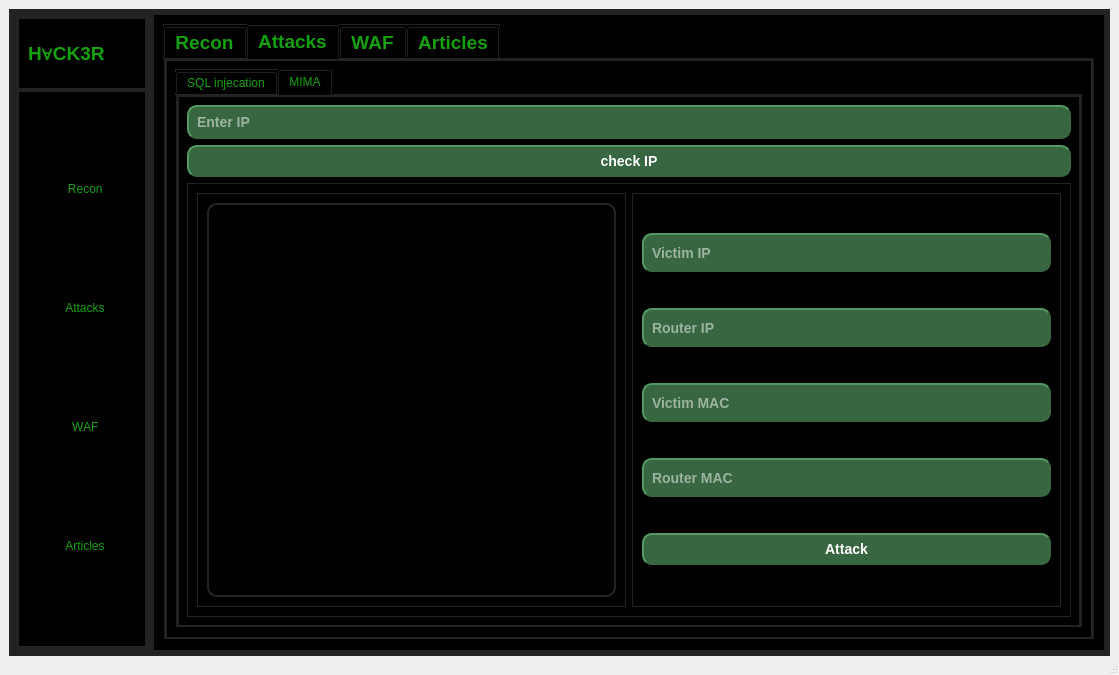
This is GUI/app.ui in Graduti0n-Pr0ject/pen-testing-Program as Qt 5 draws it before an edit. The edited form follows.
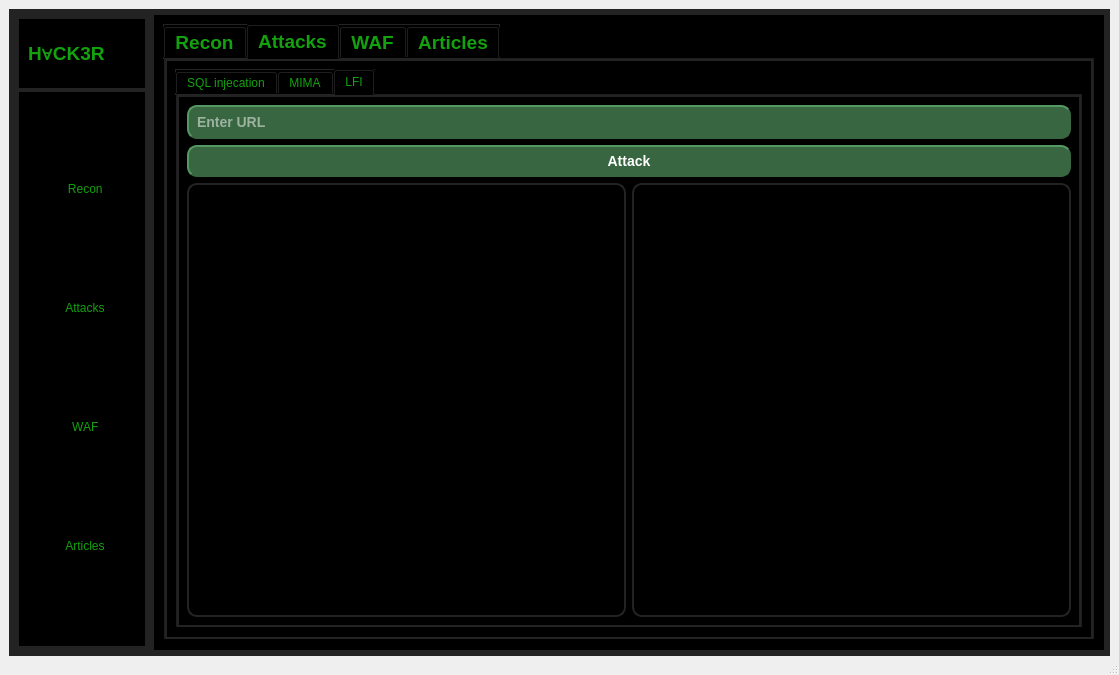
This is the edited form. Icons and pictures are not drawn.

Commit message: finish tool 3 in Attacks

```diff
--- a/GUI/app.ui
+++ b/GUI/app.ui
@@ -980,7 +980,7 @@
               <item row="0" column="0">
                <widget class="QTabWidget" name="tabWidget">
                 <property name="currentIndex">
-                 <number>1</number>
+                 <number>2</number>
                 </property>
                 <property name="iconSize">
                  <size>
@@ -1487,6 +1487,83 @@
                   </item>
                  </layout>
                 </widget>
+                <widget class="QWidget" name="tab_4">
+                 <attribute name="title">
+                  <string>LFI</string>
+                 </attribute>
+                 <layout class="QGridLayout" name="gridLayout_13">
+                  <item row="0" column="0" colspan="2">
+                   <widget class="QLineEdit" name="url_pram">
+                    <property name="maximumSize">
+                     <size>
+                      <width>16777215</width>
+                      <height>39</height>
+                     </size>
+                    </property>
+                    <property name="styleSheet">
+                     <string notr="true">background-color: rgb(56, 102, 65);
+border-style: outset;
+border-width: 2px;
+border-radius: 10px;
+border-color: rgb(56, 102, 65);
+font: bold 14px;
+min-width: 10em;
+padding: 6px;
+color: white;</string>
+                    </property>
+                    <property name="placeholderText">
+                     <string>Enter URL</string>
+                    </property>
+                   </widget>
+                  </item>
+                  <item row="1" column="0" colspan="2">
+                   <widget class="QPushButton" name="scan_payload_btn">
+                    <property name="styleSheet">
+                     <string notr="true">background-color: rgb(56, 102, 65);
+border-style: outset;
+border-width: 2px;
+border-radius: 10px;
+border-color: rgb(56, 102, 65);
+font: bold 14px;
+min-width: 10em;
+padding: 6px;
+color: white;</string>
+                    </property>
+                    <property name="text">
+                     <string>Attack</string>
+                    </property>
+                   </widget>
+                  </item>
+                  <item row="2" column="0">
+                   <widget class="QListWidget" name="payload_tests">
+                    <property name="styleSheet">
+                     <string notr="true">background-color: black;
+color:white;
+background-attachment: scroll;
+border-width: 2px;
+border-radius: 10px;
+font: bold 16px;
+min-width: 10em;
+padding: 6px;</string>
+                    </property>
+                   </widget>
+                  </item>
+                  <item row="2" column="1">
+                   <widget class="QListWidget" name="found_payload">
+                    <property name="styleSheet">
+                     <string notr="true">background-color: black;
+color:white;
+background-attachment: scroll;
+border-width: 2px;
+border-radius: 10px;
+font: bold 16px;
+min-width: 10em;
+padding: 6px;</string>
+                    </property>
+                   </widget>
+                  </item>
+                 </layout>
+                </widget>
                </widget>
               </item>
              </layout>
```
The commit also changes 7 other files.
